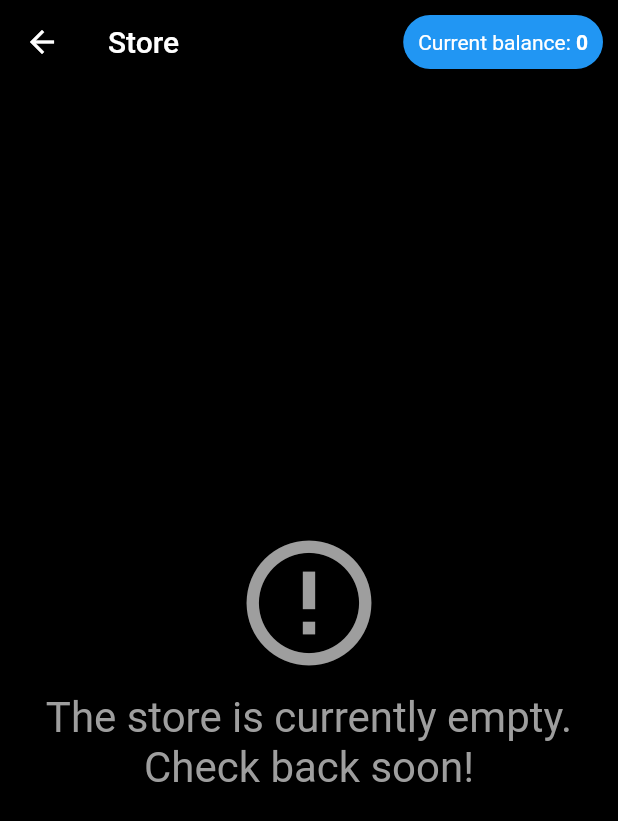
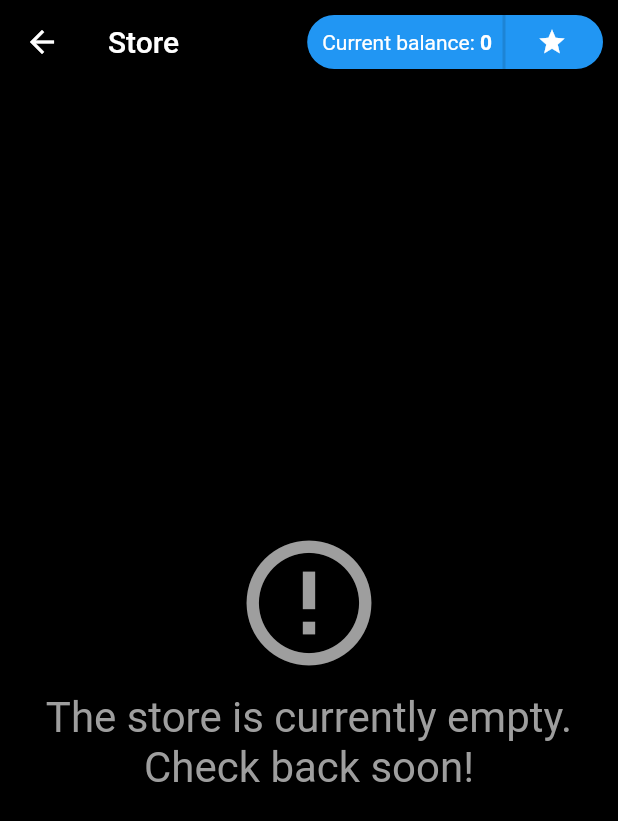
Before and after one commit to IAmThe2ndHuman/h-clicker-unofficial-sequel, a Flutter app: the screen it shows after launch, after a tap on the "store" icon, on a phone screen of 412 x 824 dp. Shown: the top 821 px of the screen. Run offline on Flutter 3.47's test engine with Material 2 defaults, Android fonts, the phone set to English and light mode, and no system bars.

Commit message:
funny clicker_ui.dart and store.dart update buxrena
new stuff:
- the h now becomes darker when you press it, more satisfying
- h button in store.dart idk

```diff
--- a/lib/screens/clicker_ui.dart
+++ b/lib/screens/clicker_ui.dart
@@ -13,6 +13,7 @@ class ClickerUI extends StatefulWidget {
 class _ClickerUIState extends State<ClickerUI> {
 
   int hCount = 0;
+  TextStyle hStyle = kHStyle;
 
   @override
   Widget build(BuildContext context) {
@@ -30,13 +31,28 @@ class _ClickerUIState extends State<ClickerUI> {
               Text(hCount.toString(), style: kHCountNumber,)
             ],
           ),
-          FlatButton(
-            onPressed: () {
+          GestureDetector(
+            onTap: () {
               setState(() {
                 hCount++;
               });
             },
-            child: Text("H", style: kHStyle,),
+            onTapDown: (_) {
+              setState(() {
+                hStyle = TextStyle(color: Colors.blue[900], fontSize: 200);
+              });
+            },
+            onTapUp: (_) {
+              setState(() {
+                hStyle = kHStyle;
+              });
+            },
+            onTapCancel: () {
+              setState(() {
+                hStyle = kHStyle;
+              });
+            },
+            child: Center(child: Text("H", style: hStyle,)),
           ),
           Row(
             mainAxisAlignment: MainAxisAlignment.spaceEvenly,
--- a/lib/screens/store.dart
+++ b/lib/screens/store.dart
@@ -4,6 +4,7 @@ import 'package:h_clicker_but_i_try_to_make_it/constants.dart';
 class StorePage extends StatelessWidget {
 
   final int hNumber;
+
   StorePage({this.hNumber});
 
   @override
@@ -12,18 +13,32 @@ class StorePage extends StatelessWidget {
       appBar: AppBar(
         title: Text("Store"),
         actions: [
-          Container(
+          Builder(
+            builder: (context) => Container(
               margin: EdgeInsets.all(10),
               padding: EdgeInsets.symmetric(horizontal: 10),
               child: Center(child: Row(
                 children: [
                   Text("Current balance: "),
-                Text(hNumber.toString(), style: kHBalance,)
+                  Text(hNumber.toString(), style: kHBalance,),
+                  VerticalDivider(thickness: 2,),
+                  IconButton(
+                    icon: Icon(Icons.star, size: 20,),
+                    splashRadius: 1,
+                    onPressed: () {
+                      final snackBar = SnackBar(
+                        content: Text('this button is haram and doesnt work yet :pensive:',),
+                      );
+
+                      Scaffold.of(context).showSnackBar(snackBar);
+                    },
+                  )
                 ],
               )),
               decoration: BoxDecoration(
                 borderRadius: BorderRadius.circular(999),
                 color: kHCommonAccentColor,
+              ),
             ),
           )
         ],
```
Lines whose indentation alone changed are shown as unchanged.
